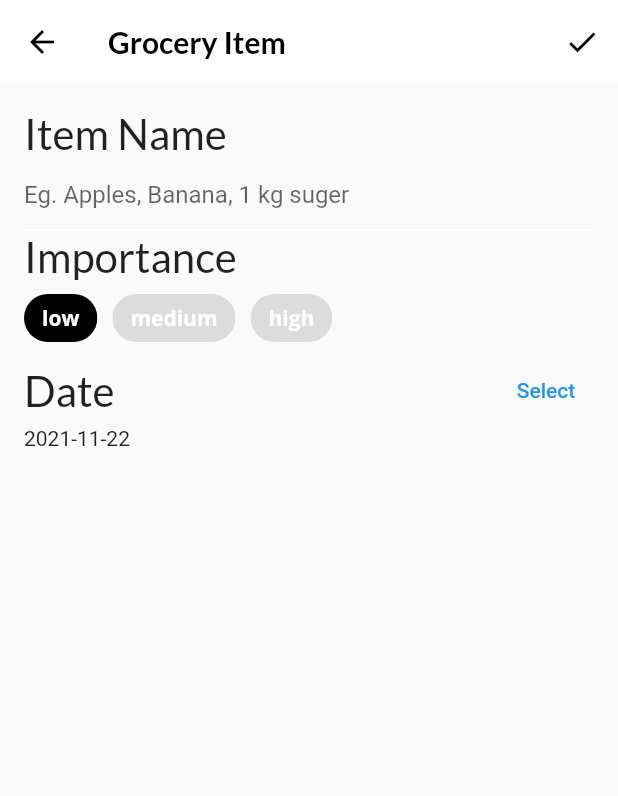
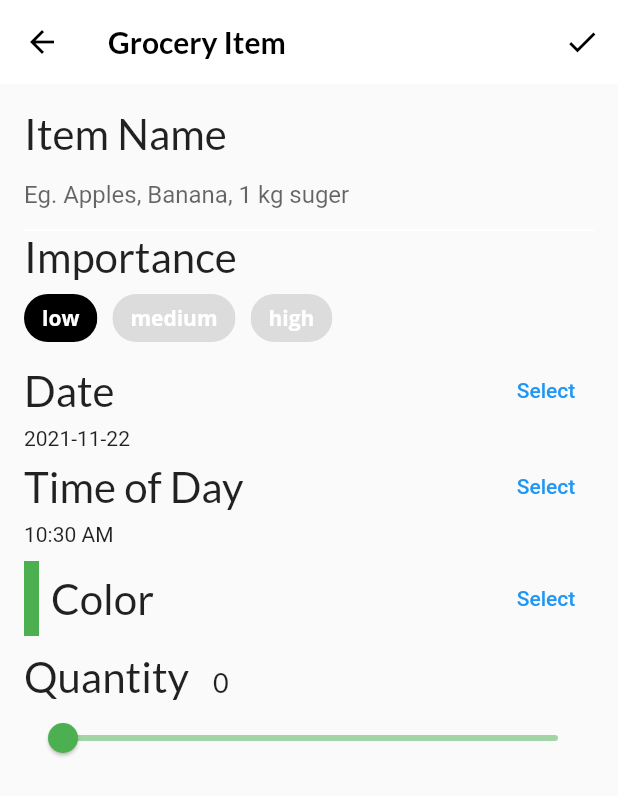
Before and after one commit to pcpscollege/pcpsfoodies, a Flutter app: the GroceryItemScreen screen opened directly with empty values, on a phone screen of 412 x 824 dp. Shown: the top 796 px of the screen. Run offline on Flutter 3.47's test engine with Material 2 defaults, Android fonts, the light colour scheme and no system bars; our stand-ins replace flutter_colorpicker, google_fonts; statements that could not run were skipped; project files that could hold a hidden picture were left out.

Commit message:
Added fields to grocery item screen

```diff
--- a/lib/screens/grocery_item_screen.dart
+++ b/lib/screens/grocery_item_screen.dart
@@ -1,3 +1,5 @@
+import 'dart:async';
+
 import 'package:flutter/material.dart';
 import 'package:google_fonts/google_fonts.dart';
 import 'package:flutter_colorpicker/flutter_colorpicker.dart';
@@ -87,8 +89,17 @@ class _GroceryItemScreenState extends State<GroceryItemScreen> {
             // Add date picker
             buildDateField(context),
             // Add time picker
+            buildTimeField(context),
             // Add color picker
+            const SizedBox(
+              height: 10.0,
+            ),
+            buildColorPicker(context),
             // Add slider
+            const SizedBox(
+              height: 10.0,
+            ),
+            buildQuantityField(),
             // Add grocery tile
           ],
         ),
@@ -202,9 +213,120 @@ class _GroceryItemScreenState extends State<GroceryItemScreen> {
       ],
     );
   }
+
   // Add buildTimeField()
+  Widget buildTimeField(BuildContext context) {
+    return Column(
+      crossAxisAlignment: CrossAxisAlignment.start,
+      children: [
+        Row(
+          mainAxisAlignment: MainAxisAlignment.spaceBetween,
+          children: [
+            fieldLabel('Time of Day'),
+            TextButton(
+              onPressed: () async {
+                final timeOfDay = await showTimePicker(
+                  initialTime: TimeOfDay.now(),
+                  context: context,
+                );
+                setState(() {
+                  if (timeOfDay != null) {
+                    _timeOfDay = timeOfDay;
+                  }
+                });
+              },
+              child: const Text('Select'),
+            ),
+          ],
+        ),
+        Text('${_timeOfDay.format(context)}'),
+      ],
+    );
+  }
+
   // Add buildColorPicker()
+  Widget buildColorPicker(BuildContext context) {
+    return Row(
+      mainAxisAlignment: MainAxisAlignment.spaceBetween,
+      children: [
+        Row(
+          children: [
+            Container(
+              height: 50.0,
+              width: 10.0,
+              color: _currentColor,
+            ),
+            const SizedBox(width: 8.0),
+            fieldLabel('Color'),
+          ],
+        ),
+        TextButton(
+          child: const Text('Select'),
+          onPressed: () {
+            showDialog(
+                context: context,
+                builder: (context) {
+                  return AlertDialog(
+                    content: BlockPicker(
+                      pickerColor: Colors.white,
+                      onColorChanged: (color) {
+                        setState(() {
+                          _currentColor = color;
+                        });
+                      },
+                    ),
+                    actions: [
+                      TextButton(
+                        onPressed: () {
+                          Navigator.of(context).pop();
+                        },
+                        child: const Text('Save'),
+                      ),
+                    ],
+                  );
+                });
+          },
+        ),
+      ],
+    );
+  }
+
   // Add buildQuantityField()
+  Widget buildQuantityField() {
+    return Column(
+      crossAxisAlignment: CrossAxisAlignment.start,
+      children: [
+        Row(
+          crossAxisAlignment: CrossAxisAlignment.baseline,
+          textBaseline: TextBaseline.alphabetic,
+          children: [
+            fieldLabel('Quantity'),
+            const SizedBox(
+              width: 16.0,
+            ),
+            Text(
+              _currentSliderValue.toInt().toString(),
+              style: GoogleFonts.lato(fontSize: 18.0),
+            ),
+          ],
+        ),
+        Slider(
+          inactiveColor: _currentColor.withOpacity(0.5),
+          activeColor: _currentColor,
+          value: _currentSliderValue.toDouble(),
+          min: 0.0,
+          max: 100.0,
+          divisions: 100,
+          label: _currentSliderValue.toInt().toString(),
+          onChanged: (double value) {
+            setState(() {
+              _currentSliderValue = value.toInt();
+            });
+          },
+        ),
+      ],
+    );
+  }
 
   // Add FieldLable()
   Widget fieldLabel(String text) {
```
